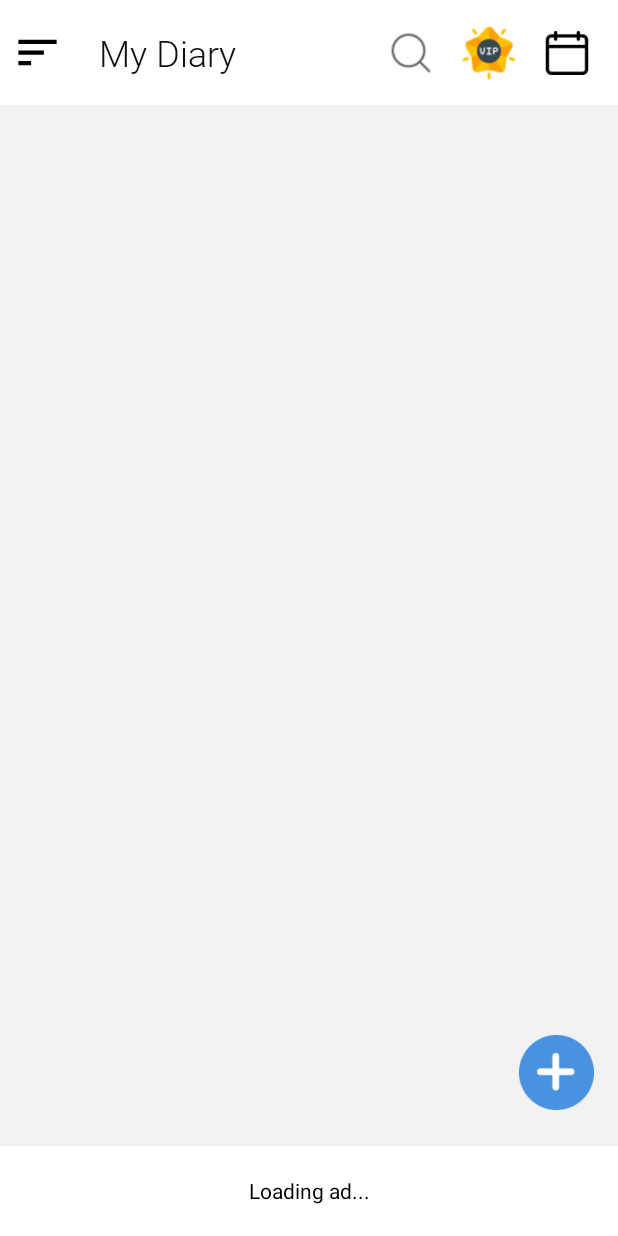
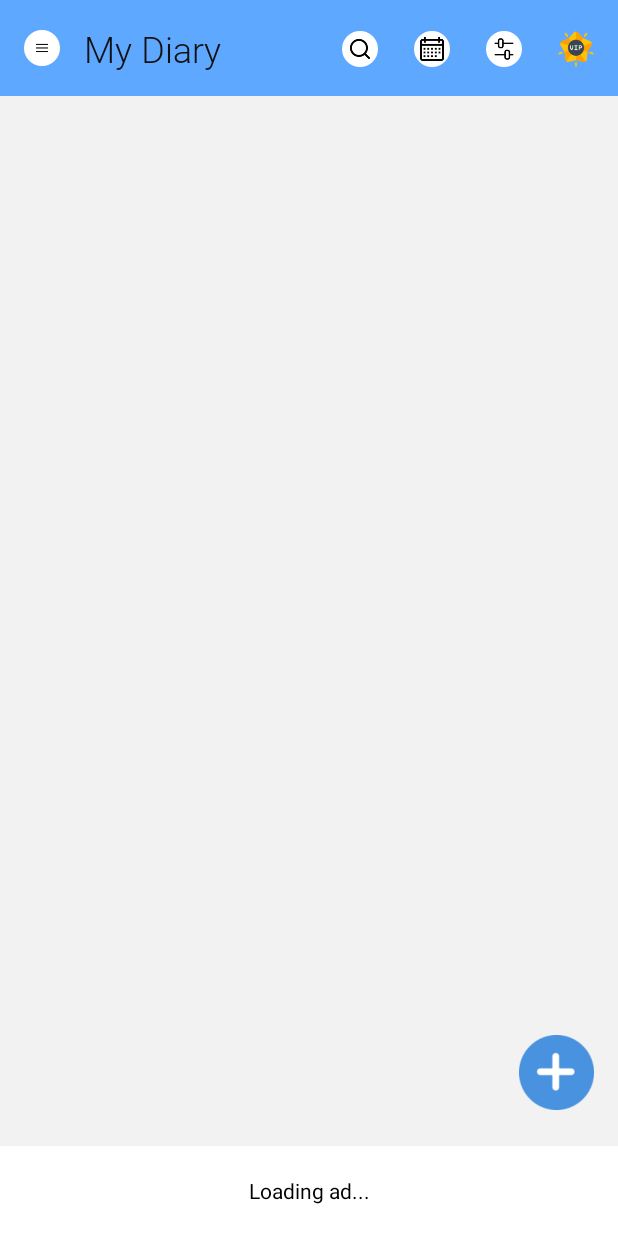
Before and after one commit to khaisao/diary, an Android app: the layout fragment_home.xml on its own in the app's theme, with its tools: preview values and no code run, on a phone screen of 412 x 824 dp. Run offline under Robolectric (Android 15) with nearby library versions, the phone set to English and light mode, and no system bars.

Commit message:
Sort diary

```diff
--- a/CommonRes/src/main/res/values/colors.xml
+++ b/CommonRes/src/main/res/values/colors.xml
@@ -79,6 +79,7 @@
     <color name="color_4355FF">#4355FF</color>
     <color name="color_80000000">#80000000</color>
     <color name="color_4278FE">#4278FE</color>
+    <color name="color_5EA9FF">#5EA9FF</color>
 
 
 </resources>
--- a/app/src/main/java/com/sutech/diary/view/viet/VietFrag.kt
+++ b/app/src/main/java/com/sutech/diary/view/viet/VietFrag.kt
@@ -248,10 +248,9 @@ class VietFrag : BaseFragment(R.layout.fragment_viet_diary),CalendarAdapter.OnDa
         }
         rlCalendar?.setOnClickScaleView(1000) {
             logEvent("WriteDiary_IconCalen_Clicked")
-            context?.let {
-                showCalendar(it)
+            //TODO Remove
+            onClickChooseDate()
 
-            }
         }
         btnDate?.setOnClickScaleView(1000) {
             logEvent("WriteDiary_IconCalen_Clicked")
--- /dev/null
+++ b/app/src/main/res/drawable/bg_white_radius_20.xml
@@ -0,0 +1,9 @@
+<?xml version="1.0" encoding="utf-8"?>
+<selector xmlns:android="http://schemas.android.com/apk/res/android">
+    <item>
+        <shape android:shape="rectangle">
+            <gradient android:centerColor="@color/white" android:endColor="@color/white" android:startColor="@color/white" />
+            <corners android:radius="20dp" />
+        </shape>
+    </item>
+</selector>
--- a/app/src/main/res/layout/fragment_home.xml
+++ b/app/src/main/res/layout/fragment_home.xml
@@ -18,8 +18,8 @@
         <View
             android:id="@+id/toolbarMain"
             android:layout_width="match_parent"
-            android:layout_height="70dp"
-            android:background="@color/white"
+            android:layout_height="64dp"
+            android:background="@color/color_5EA9FF"
             app:layout_constraintTop_toTopOf="parent" />
 
         <androidx.constraintlayout.widget.Group
@@ -83,18 +83,19 @@
 
         <ImageButton
             android:id="@+id/btnMenu"
-            android:layout_width="@dimen/img_s_large"
-            android:layout_height="@dimen/img_s_large"
+            android:layout_width="24dp"
+            android:layout_height="24dp"
             android:layout_centerVertical="true"
-            android:background="?attr/selectableItemBackground"
+            android:background="@drawable/bg_white_radius_20"
             android:contentDescription="@string/app_name"
             android:padding="@dimen/img_padding_large"
             android:scaleType="fitXY"
             android:tint="@color/black"
             app:layout_constraintBottom_toBottomOf="@id/toolbarMain"
+            android:layout_marginStart="16dp"
             app:layout_constraintStart_toStartOf="parent"
-            app:layout_constraintTop_toTopOf="@id/toolbarMain"
-            app:srcCompat="@drawable/ic_menu_left" />
+            app:layout_constraintTop_toTopOf="parent"
+            app:srcCompat="@drawable/ic_menu_home" />
 
         <com.sutech.common.text.TextViewLight
             android:id="@+id/tbTitleMain"
@@ -110,38 +111,52 @@
             app:layout_constraintTop_toTopOf="@id/toolbarMain"
             app:textColorDefault="false" />
 
+
+
+        <LinearLayout
+            app:layout_constraintEnd_toEndOf="parent"
+            app:layout_constraintTop_toTopOf="@id/tbTitleMain"
+            app:layout_constraintBottom_toBottomOf="@id/tbTitleMain"
+            android:layout_width="wrap_content"
+            android:layout_height="wrap_content">
+            <ImageView
+                android:id="@+id/btnShowSearch"
+                android:layout_width="24dp"
+                android:layout_height="24dp"
+                android:layout_marginEnd="24dp"
+                android:padding="4dp"
+                android:scaleType="fitXY"
+                android:visibility="visible"
+                android:background="@drawable/bg_white_radius_20"
+                app:srcCompat="@drawable/ic_search" />
             <ImageView
                 android:id="@+id/btnSearchDiary"
-            android:layout_width="@dimen/img_s_normal"
-            android:layout_height="@dimen/img_s_normal"
-            android:layout_marginEnd="@dimen/space_screen_small"
-            android:contentDescription="@string/app_name"
-            android:padding="3dp"
+                android:layout_height="24dp"
+                android:layout_width="24dp"
+                android:layout_marginEnd="24dp"
+                android:padding="4dp"
                 app:layout_constraintBottom_toBottomOf="@id/toolbarMain"
                 app:layout_constraintEnd_toEndOf="parent"
                 app:layout_constraintTop_toTopOf="@id/toolbarMain"
-            app:srcCompat="@drawable/ic_calendar"
-            app:tint="#000000" />
-
+                app:srcCompat="@drawable/ic_calendar_home"
+                android:background="@drawable/bg_white_radius_20"
+                 />
             <ImageView
-            android:id="@+id/btnShowSearch"
-            android:layout_width="@dimen/img_s_normal"
-            android:layout_height="@dimen/img_s_normal"
-            android:layout_centerVertical="true"
-            android:layout_marginEnd="@dimen/space_screen_small"
-            android:contentDescription="@string/app_name"
-            android:scaleType="fitXY"
-            android:visibility="visible"
+                android:id="@+id/btnSort"
+                android:layout_height="24dp"
+                android:layout_width="24dp"
+                android:padding="4dp"
+                android:layout_marginEnd="24dp"
                 app:layout_constraintBottom_toBottomOf="@id/toolbarMain"
-            app:layout_constraintEnd_toStartOf="@id/btnIap"
+                app:layout_constraintEnd_toEndOf="parent"
                 app:layout_constraintTop_toTopOf="@id/toolbarMain"
-            app:srcCompat="@drawable/ic_search" />
-
+                app:srcCompat="@drawable/ic_sort_home"
+                android:background="@drawable/bg_white_radius_20"
+                />
             <ImageView
                 android:id="@+id/btnIap"
-            android:layout_width="@dimen/img_s_normal"
-            android:layout_height="@dimen/img_s_normal"
-            android:layout_centerVertical="true"
+                android:layout_height="24dp"
+                android:layout_width="24dp"
                 android:layout_marginEnd="@dimen/space_screen_small"
                 android:contentDescription="@string/app_name"
                 android:scaleType="fitXY"
@@ -149,8 +164,8 @@
                 app:layout_constraintBottom_toBottomOf="@id/toolbarMain"
                 app:layout_constraintEnd_toStartOf="@id/btnSearchDiary"
                 app:layout_constraintTop_toTopOf="@id/toolbarMain"
-            app:srcCompat="@drawable/ic_pro_iap" />
-
+                app:srcCompat="@drawable/ic_pro_iap_home" />
+        </LinearLayout>
 
         <RelativeLayout
             android:id="@+id/rlSearch"
--- a/app/src/main/res/values/strings.xml
+++ b/app/src/main/res/values/strings.xml
@@ -38,4 +38,6 @@
     <string name="friday">Friday</string>
     <string name="saturday">Saturday</string>
     <string name="txtOK">OK</string>
+    <string name="latest_first">Latest First</string>
+    <string name="oldest_first">Oldest First</string>
 </resources>
```
Also changed, not shown: app/src/main/java/com/sutech/diary/view/home/HomeFrag.kt (+53 -11 lines), app/src/main/res/layout/pop_up_windown_sort.xml (added, +32 -0 lines), app/src/main/res/drawable/ic_calendar_home.png (added), app/src/main/res/drawable/ic_menu_home.png (added), app/src/main/res/drawable/ic_pro_iap_home.png (added), app/src/main/res/drawable/ic_search.png, app/src/main/res/drawable/ic_sort_home.png (added). Lines whose indentation alone changed are shown as unchanged.
